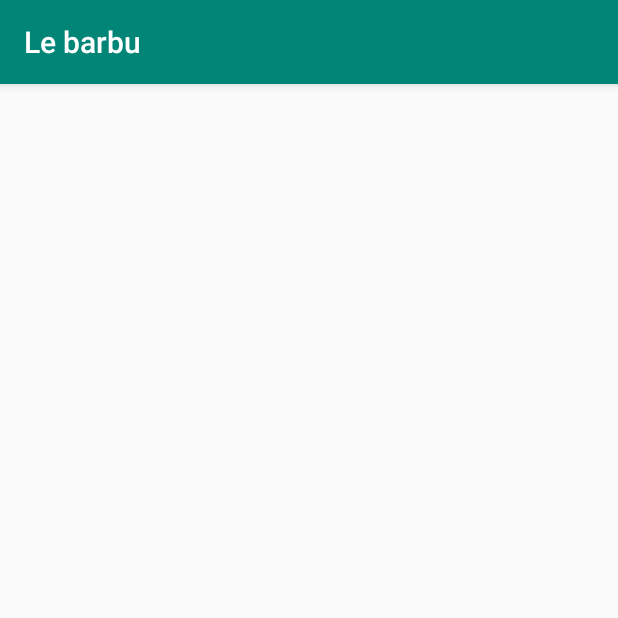
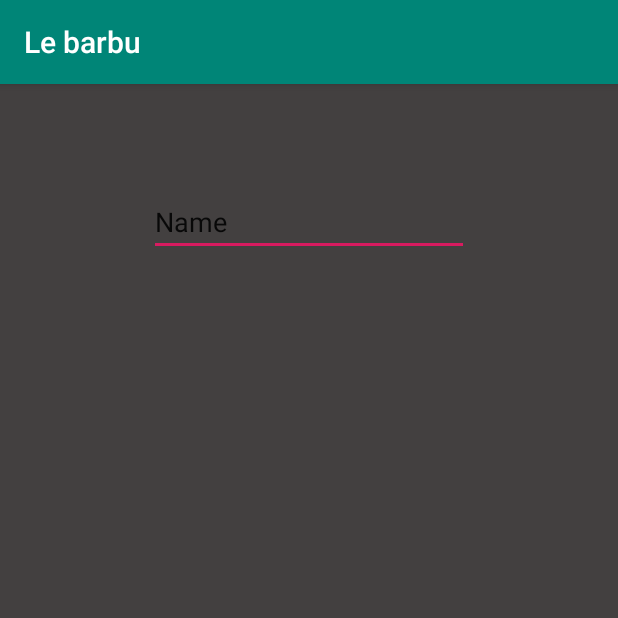
Before and after one commit to chiptu/AndroidBarbu, an Android app: the Main3Activity screen opened directly, with no data from a screen before it, on a phone screen of 412 x 824 dp, the top half of it. Run offline under Robolectric (Android 15) with nearby library versions, the phone set to English and light mode, and no system bars.

Commit message:
bdd insert

```diff
--- a/app/src/main/AndroidManifest.xml
+++ b/app/src/main/AndroidManifest.xml
@@ -11,7 +11,7 @@
         android:supportsRtl="true"
         android:theme="@style/AppTheme"
         tools:ignore="GoogleAppIndexingWarning">
-        <activity android:name=".Main3Activity"></activity>
+        <activity android:name=".Main3Activity" />
         <activity
             android:name=".Main2Activity"
             android:label="@string/title_activity_main2"
--- a/app/src/main/java/com/example/lebarbu/Main3Activity.java
+++ b/app/src/main/java/com/example/lebarbu/Main3Activity.java
@@ -1,14 +1,23 @@
 package com.example.lebarbu;
 
 import android.os.Bundle;
+import android.widget.TextView;
+import android.widget.Toast;
 
 import androidx.appcompat.app.AppCompatActivity;
 
 public class Main3Activity extends AppCompatActivity {
 
+    private TextView t11;
+
     @Override
     protected void onCreate(Bundle savedInstanceState) {
         super.onCreate(savedInstanceState);
         setContentView(R.layout.activity_main3);
+
+        t11 = (TextView) findViewById(R.id.editText11);
+
+        Toast toast1 = Toast.makeText(getApplicationContext(), "Mon test", Toast.LENGTH_LONG);
+        toast1.show();
     }
 }
--- a/app/src/main/res/layout/activity_main3.xml
+++ b/app/src/main/res/layout/activity_main3.xml
@@ -4,6 +4,19 @@
     xmlns:tools="http://schemas.android.com/tools"
     android:layout_width="match_parent"
     android:layout_height="match_parent"
+    android:background="#434040"
     tools:context=".Main3Activity">
 
+    <EditText
+        android:id="@+id/editText11"
+        android:layout_width="wrap_content"
+        android:layout_height="wrap_content"
+        android:ems="10"
+        android:inputType="textPersonName"
+        android:text="Name"
+        app:layout_constraintBottom_toBottomOf="parent"
+        app:layout_constraintEnd_toEndOf="parent"
+        app:layout_constraintStart_toStartOf="parent"
+        app:layout_constraintTop_toTopOf="parent"
+        app:layout_constraintVertical_bias="0.096" />
 </androidx.constraintlayout.widget.ConstraintLayout>
--- a/build.gradle
+++ b/build.gradle
@@ -7,7 +7,7 @@ buildscript {
 
     }
     dependencies {
-        classpath 'com.android.tools.build:gradle:3.5.0'
+        classpath 'com.android.tools.build:gradle:3.6.3'
 
         // NOTE: Do not place your application dependencies here; they belong
         // in the individual module build.gradle files
```
Also changed, not shown: app/src/main/java/com/example/lebarbu/AccesBDD.java (+17 -10 lines), app/src/main/java/com/example/lebarbu/Main2Activity.java (+31 -9 lines), app/src/main/java/com/example/lebarbu/MainActivity.java (+9 -2 lines), app/src/main/java/com/example/lebarbu/MySQLite.java (+5 -3 lines), gradle/wrapper/gradle-wrapper.properties.
